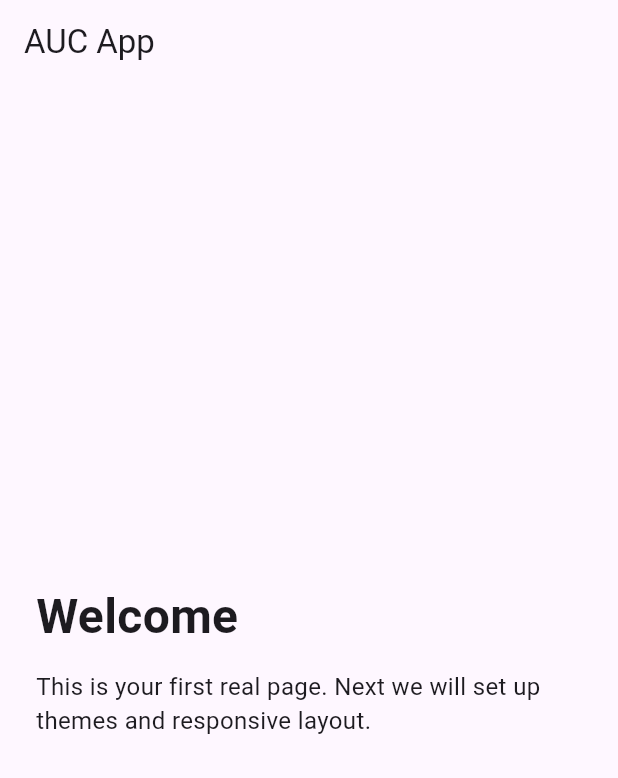
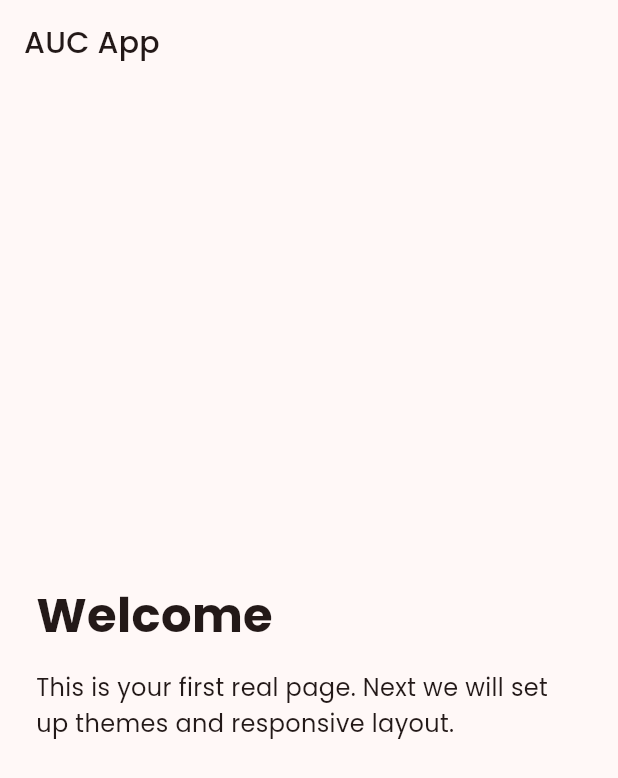
Before and after one commit to curtis-clement/auc_app, a Flutter app: the screen it shows after launch, on a phone screen of 412 x 824 dp. Shown: the top 778 px of the screen. Run offline on Flutter 3.47's test engine with Material 3 defaults, Android fonts, the phone set to English and light mode, and no system bars; our stand-ins replace google_fonts.

Commit message:
add initial setup with google fonts and colour themes

```diff
--- a/lib/main.dart
+++ b/lib/main.dart
@@ -1,5 +1,6 @@
 import 'package:flutter/material.dart';
 import 'pages/landing_page.dart';
+import 'theme/app_theme.dart';
 
 void main() {
   runApp(const MyApp());
@@ -13,9 +14,9 @@ class MyApp extends StatelessWidget {
   Widget build(BuildContext context) {
     return MaterialApp(
       title: 'AUC App',
-      theme: ThemeData(
-        colorScheme: ColorScheme.fromSeed(seedColor: Colors.deepPurple),
-      ),
+      theme: AppTheme.light(),
+      darkTheme: AppTheme.dark(),
+      themeMode: ThemeMode.system,
       home: const LandingPage(),
     );
   }
--- /dev/null
+++ b/lib/theme/app_colors.dart
@@ -0,0 +1,8 @@
+import 'package:flutter/material.dart';
+
+class AppColors {
+  // Brand colors (edit these hex values to match your final palette).
+  static const Color primary = Color(0xFFE53935); // red
+  static const Color secondary = Color(0xFF1F1F1F); // dark charcoal grey
+  static const Color tertiary = Color(0xFFFFFFFF); // white
+}
--- /dev/null
+++ b/lib/theme/app_theme.dart
@@ -0,0 +1,52 @@
+import 'package:flutter/material.dart';
+
+import 'app_colors.dart';
+import 'app_typography.dart';
+
+class AppTheme {
+  static ThemeData light() {
+    final colorScheme = ColorScheme.fromSeed(
+      seedColor: AppColors.primary,
+      brightness: Brightness.light,
+    ).copyWith(
+      secondary: AppColors.secondary,
+      tertiary: AppColors.tertiary,
+    );
+
+    final baseTextTheme = Typography.englishLike2018.apply(
+      bodyColor: colorScheme.onSurface,
+      displayColor: colorScheme.onSurface,
+    );
+
+    return ThemeData(
+      useMaterial3: true,
+      colorScheme: colorScheme,
+      textTheme: AppTypography.textTheme(baseTextTheme),
+      fontFamily: AppTypography.fontFamily,
+      scaffoldBackgroundColor: colorScheme.surface,
+    );
+  }
+
+  static ThemeData dark() {
+    final colorScheme = ColorScheme.fromSeed(
+      seedColor: AppColors.primary,
+      brightness: Brightness.dark,
+    ).copyWith(
+      secondary: AppColors.secondary,
+      tertiary: AppColors.tertiary,
+    );
+
+    final baseTextTheme = Typography.englishLike2018.apply(
+      bodyColor: colorScheme.onSurface,
+      displayColor: colorScheme.onSurface,
+    );
+
+    return ThemeData(
+      useMaterial3: true,
+      colorScheme: colorScheme,
+      textTheme: AppTypography.textTheme(baseTextTheme),
+      fontFamily: AppTypography.fontFamily,
+      scaffoldBackgroundColor: colorScheme.surface,
+    );
+  }
+}
--- /dev/null
+++ b/lib/theme/app_typography.dart
@@ -0,0 +1,11 @@
+import 'package:flutter/material.dart';
+import 'package:google_fonts/google_fonts.dart';
+
+class AppTypography {
+  static const String fontFamily = 'Poppins';
+
+  static TextTheme textTheme(TextTheme base) {
+    // Use Google Fonts to generate a consistent TextTheme across platforms.
+    return GoogleFonts.poppinsTextTheme(base);
+  }
+}
--- a/pubspec.yaml
+++ b/pubspec.yaml
@@ -34,6 +34,7 @@ dependencies:
   # The following adds the Cupertino Icons font to your application.
   # Use with the CupertinoIcons class for iOS style icons.
   cupertino_icons: ^1.0.8
+  google_fonts: ^8.0.2
 
 dev_dependencies:
   flutter_test:
```
Also changed, not shown: pubspec.lock, 6 other files.
